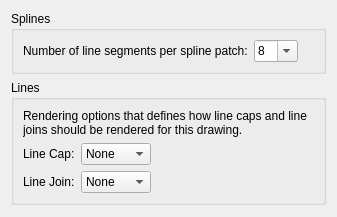
Old version of the form librecad/src/ui/dialogs/settings/options_drawing/pages/lc_settings_page_drawing_splines.ui in the repository sand1024/LibreCAD.
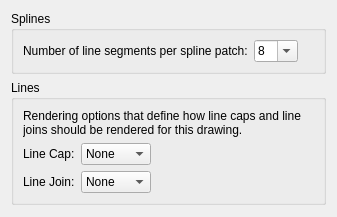
New version of the form. Custom widgets are drawn as their Qt base class.

Patch:
```diff
--- a/librecad/src/ui/dialogs/settings/options_drawing/pages/lc_settings_page_drawing_splines.ui
+++ b/librecad/src/ui/dialogs/settings/options_drawing/pages/lc_settings_page_drawing_splines.ui
@@ -174,7 +174,7 @@
       <item row="0" column="0" colspan="3">
        <widget class="QLabel" name="label_2">
         <property name="text">
-         <string>Rendering options that defines how line caps and line joins should be rendered for this drawing.</string>
+         <string>Rendering options that define how line caps and line joins should be rendered for this drawing.</string>
         </property>
         <property name="wordWrap">
          <bool>true</bool>
```
